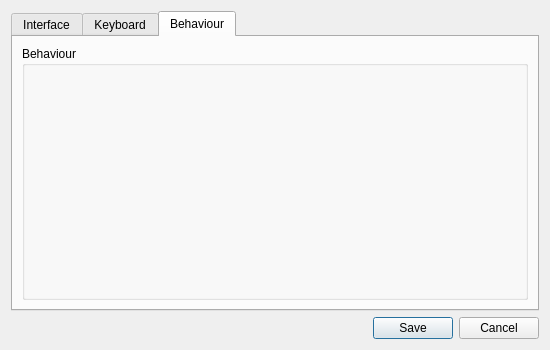
The window that src/dialog/preferences.ui (ooflet/Mi-Create) describes before a commit, drawn with Qt 5.
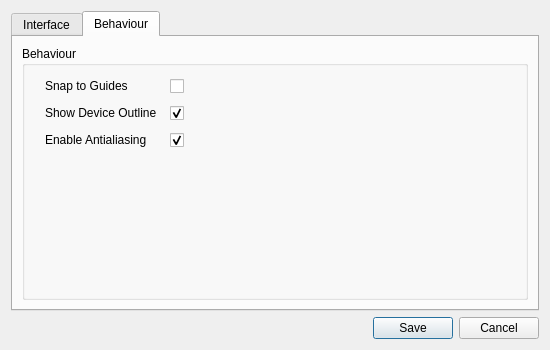
The same window after the commit. The open tabs and pages were chosen to show the change. Icons and pictures are not drawn.

The edit to the form file:
```diff
--- a/src/dialog/preferences.ui
+++ b/src/dialog/preferences.ui
@@ -170,30 +170,138 @@
        </item>
       </layout>
      </widget>
-     <widget class="QWidget" name="Keyboard">
-      <attribute name="title">
-       <string>Keyboard</string>
-      </attribute>
-      <layout class="QVBoxLayout" name="verticalLayout_4">
-       <item>
-        <widget class="QGroupBox" name="groupBox_2">
-         <property name="title">
-          <string>Keyboard Shortcuts</string>
-         </property>
-        </widget>
-       </item>
-      </layout>
-     </widget>
      <widget class="QWidget" name="Behaviour">
       <attribute name="title">
        <string>Behaviour</string>
       </attribute>
       <layout class="QVBoxLayout" name="verticalLayout">
        <item>
-        <widget class="QGroupBox" name="groupBox_3">
+        <widget class="QGroupBox" name="groupBox_2">
          <property name="title">
           <string>Behaviour</string>
          </property>
+         <layout class="QFormLayout" name="formLayout_3">
+          <property name="horizontalSpacing">
+           <number>0</number>
+          </property>
+          <property name="verticalSpacing">
+           <number>5</number>
+          </property>
+          <property name="leftMargin">
+           <number>20</number>
+          </property>
+          <property name="topMargin">
+           <number>9</number>
+          </property>
+          <property name="rightMargin">
+           <number>9</number>
+          </property>
+          <property name="bottomMargin">
+           <number>9</number>
+          </property>
+          <item row="0" column="0">
+           <widget class="QLabel" name="Theme_3">
+            <property name="sizePolicy">
+             <sizepolicy hsizetype="Maximum" vsizetype="Maximum">
+              <horstretch>0</horstretch>
+              <verstretch>0</verstretch>
+             </sizepolicy>
+            </property>
+            <property name="minimumSize">
+             <size>
+              <width>0</width>
+              <height>22</height>
+             </size>
+            </property>
+            <property name="text">
+             <string>Snap to Guides</string>
+            </property>
+           </widget>
+          </item>
+          <item row="1" column="0">
+           <widget class="QLabel" name="Language_3">
+            <property name="minimumSize">
+             <size>
+              <width>125</width>
+              <height>22</height>
+             </size>
+            </property>
+            <property name="text">
+             <string>Show Device Outline</string>
+            </property>
+           </widget>
+          </item>
+          <item row="0" column="1">
+           <widget class="QCheckBox" name="SnapToGuides">
+            <property name="minimumSize">
+             <size>
+              <width>0</width>
+              <height>22</height>
+             </size>
+            </property>
+            <property name="text">
+             <string/>
+            </property>
+           </widget>
+          </item>
+          <item row="1" column="1">
+           <widget class="QCheckBox" name="DeviceOutlineVisible">
+            <property name="minimumSize">
+             <size>
+              <width>0</width>
+              <height>22</height>
+             </size>
+            </property>
+            <property name="text">
+             <string/>
+            </property>
+            <property name="checked">
+             <bool>true</bool>
+            </property>
+           </widget>
+          </item>
+          <item row="2" column="0">
+           <widget class="QLabel" name="label">
+            <property name="minimumSize">
+             <size>
+              <width>0</width>
+              <height>0</height>
+             </size>
+            </property>
+            <property name="sizeIncrement">
+             <size>
+              <width>0</width>
+              <height>0</height>
+             </size>
+            </property>
+            <property name="text">
+             <string>Enable Antialiasing</string>
+            </property>
+           </widget>
+          </item>
+          <item row="2" column="1">
+           <widget class="QCheckBox" name="AntialiasingEnabled">
+            <property name="minimumSize">
+             <size>
+              <width>0</width>
+              <height>22</height>
+             </size>
+            </property>
+            <property name="sizeIncrement">
+             <size>
+              <width>0</width>
+              <height>0</height>
+             </size>
+            </property>
+            <property name="text">
+             <string/>
+            </property>
+            <property name="checked">
+             <bool>true</bool>
+            </property>
+           </widget>
+          </item>
+         </layout>
         </widget>
        </item>
       </layout>
```
Left out of the diff: 6 changed lines with no effect on the pictures.
